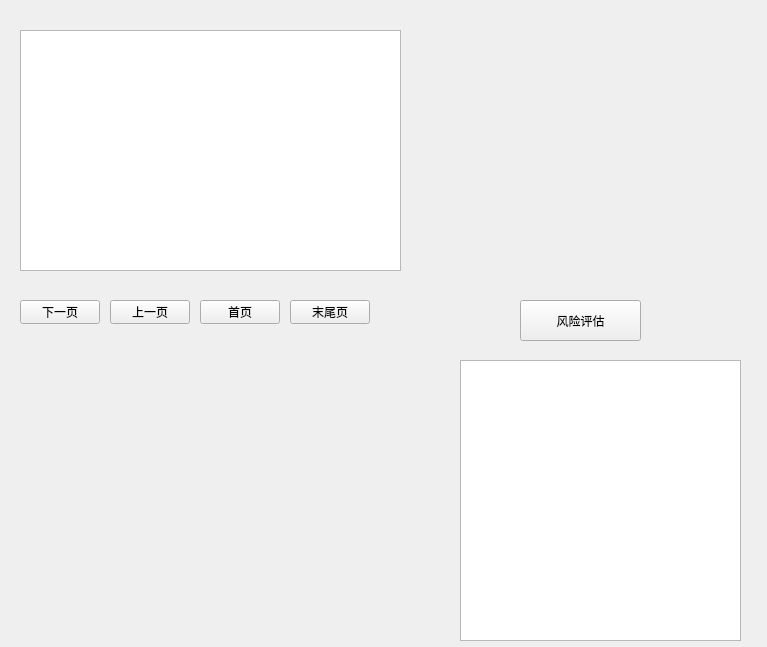
Qt form riskasset/widget.ui (Ea1XonCodeHou/CodeText) before a commit.
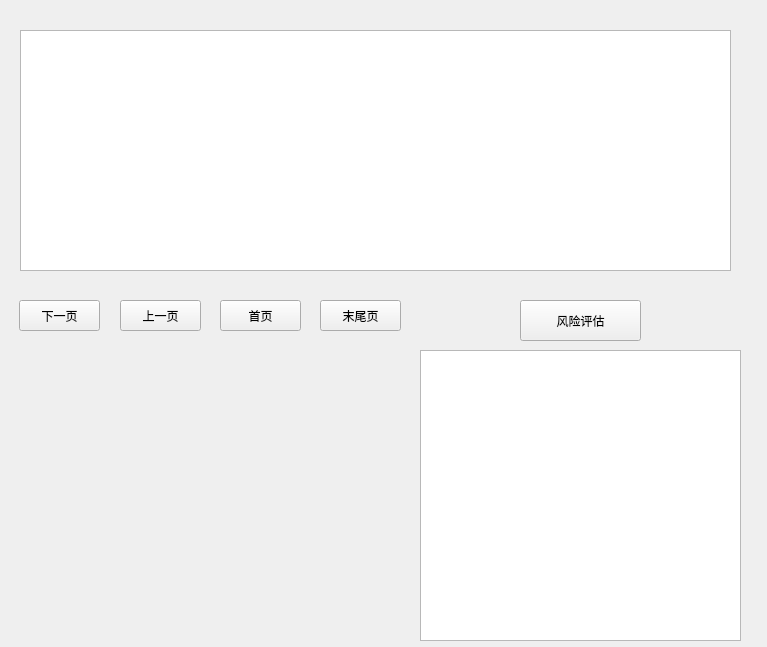
The same form after that commit.

What changed in the file:
```diff
--- a/riskasset/widget.ui
+++ b/riskasset/widget.ui
@@ -16,10 +16,10 @@
   <widget class="QTextBrowser" name="textBrowser">
    <property name="geometry">
     <rect>
-     <x>460</x>
-     <y>360</y>
-     <width>281</width>
-     <height>281</height>
+     <x>420</x>
+     <y>350</y>
+     <width>321</width>
+     <height>291</height>
     </rect>
    </property>
    <property name="html">
@@ -30,7 +30,7 @@
 li.unchecked::marker { content: &quot;\2610&quot;; }
 li.checked::marker { content: &quot;\2612&quot;; }
 &lt;/style&gt;&lt;/head&gt;&lt;body style=&quot; font-family:'Microsoft YaHei UI'; font-size:9pt; font-weight:400; font-style:normal;&quot;&gt;
-&lt;p style=&quot; margin-top:12px; margin-bottom:12px; margin-left:0px; margin-right:0px; -qt-block-indent:0; text-indent:0px;&quot;&gt;&lt;br /&gt;&lt;/p&gt;&lt;/body&gt;&lt;/html&gt;</string>
+&lt;p align=&quot;center&quot; style=&quot; margin-top:12px; margin-bottom:12px; margin-left:0px; margin-right:0px; -qt-block-indent:0; text-indent:0px;&quot;&gt;&lt;br /&gt;&lt;/p&gt;&lt;/body&gt;&lt;/html&gt;</string>
    </property>
   </widget>
   <widget class="QTableView" name="tableView">
@@ -38,10 +38,16 @@
     <rect>
      <x>20</x>
      <y>30</y>
-     <width>381</width>
+     <width>711</width>
      <height>241</height>
     </rect>
    </property>
+   <property name="minimumSize">
+    <size>
+     <width>711</width>
+     <height>0</height>
+    </size>
+   </property>
    <property name="showGrid">
     <bool>true</bool>
    </property>
@@ -51,6 +57,9 @@
    <property name="sortingEnabled">
     <bool>true</bool>
    </property>
+   <attribute name="horizontalHeaderMinimumSectionSize">
+    <number>30</number>
+   </attribute>
    <attribute name="horizontalHeaderShowSortIndicator" stdset="0">
     <bool>true</bool>
    </attribute>
@@ -89,8 +98,8 @@
   <widget class="QLabel" name="label">
    <property name="geometry">
     <rect>
-     <x>50</x>
-     <y>410</y>
+     <x>40</x>
+     <y>350</y>
      <width>281</width>
      <height>161</height>
     </rect>
@@ -115,9 +124,9 @@
   <widget class="QLabel" name="label_3">
    <property name="geometry">
     <rect>
-     <x>190</x>
+     <x>170</x>
      <y>430</y>
-     <width>221</width>
+     <width>241</width>
      <height>211</height>
     </rect>
    </property>
@@ -128,10 +137,10 @@
   <widget class="QPushButton" name="nextPageButton">
    <property name="geometry">
     <rect>
-     <x>20</x>
+     <x>19</x>
      <y>300</y>
-     <width>80</width>
-     <height>24</height>
+     <width>81</width>
+     <height>31</height>
     </rect>
    </property>
    <property name="text">
@@ -141,10 +150,10 @@
   <widget class="QPushButton" name="previousPageButton">
    <property name="geometry">
     <rect>
-     <x>110</x>
+     <x>120</x>
      <y>300</y>
-     <width>80</width>
-     <height>24</height>
+     <width>81</width>
+     <height>31</height>
     </rect>
    </property>
    <property name="text">
@@ -154,10 +163,10 @@
   <widget class="QPushButton" name="firstPageButton">
    <property name="geometry">
     <rect>
-     <x>200</x>
+     <x>220</x>
      <y>300</y>
-     <width>80</width>
-     <height>24</height>
+     <width>81</width>
+     <height>31</height>
     </rect>
    </property>
    <property name="text">
@@ -167,10 +176,10 @@
   <widget class="QPushButton" name="lastPageButton">
    <property name="geometry">
     <rect>
-     <x>290</x>
+     <x>320</x>
      <y>300</y>
-     <width>80</width>
-     <height>24</height>
+     <width>81</width>
+     <height>31</height>
     </rect>
    </property>
    <property name="text">
```
